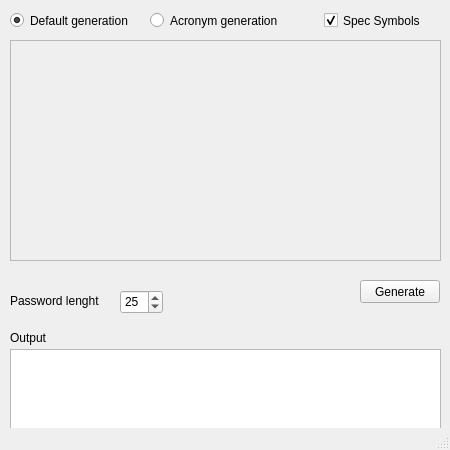
dlev4060/passgen, file passwordgenerator.ui: the form before one commit.
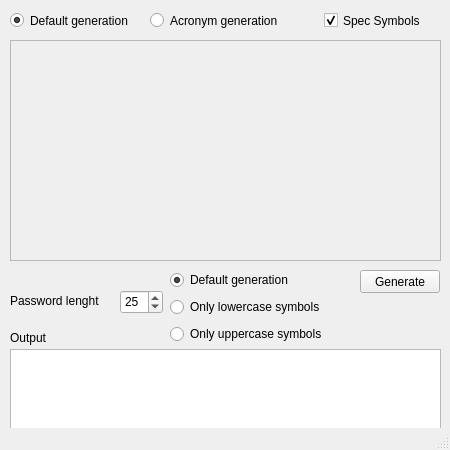
The form after the commit. Icons and pictures are not drawn.

Commit message: Added uppercase/lowercase params

What changed in the file:
```diff
--- a/passwordgenerator.ui
+++ b/passwordgenerator.ui
@@ -99,7 +99,7 @@
     <property name="geometry">
      <rect>
       <x>360</x>
-      <y>280</y>
+      <y>270</y>
       <width>80</width>
       <height>23</height>
      </rect>
@@ -153,6 +153,45 @@
      <string>Password lenght</string>
     </property>
    </widget>
+   <widget class="QWidget" name="verticalLayoutWidget">
+    <property name="geometry">
+     <rect>
+      <x>170</x>
+      <y>269</y>
+      <width>181</width>
+      <height>77</height>
+     </rect>
+    </property>
+    <layout class="QVBoxLayout" name="verticalLayout">
+     <item>
+      <widget class="QRadioButton" name="defaultGenerationRB">
+       <property name="text">
+        <string>Default generation</string>
+       </property>
+       <property name="checked">
+        <bool>true</bool>
+       </property>
+      </widget>
+     </item>
+     <item>
+      <widget class="QRadioButton" name="lowercaseGeneration">
+       <property name="text">
+        <string>Only lowercase symbols</string>
+       </property>
+       <property name="checked">
+        <bool>false</bool>
+       </property>
+      </widget>
+     </item>
+     <item>
+      <widget class="QRadioButton" name="uppercaseSymbolsRB">
+       <property name="text">
+        <string>Only uppercase symbols</string>
+       </property>
+      </widget>
+     </item>
+    </layout>
+   </widget>
   </widget>
   <widget class="QMenuBar" name="menubar">
    <property name="geometry">
```
The commit also changes 2 other files.
